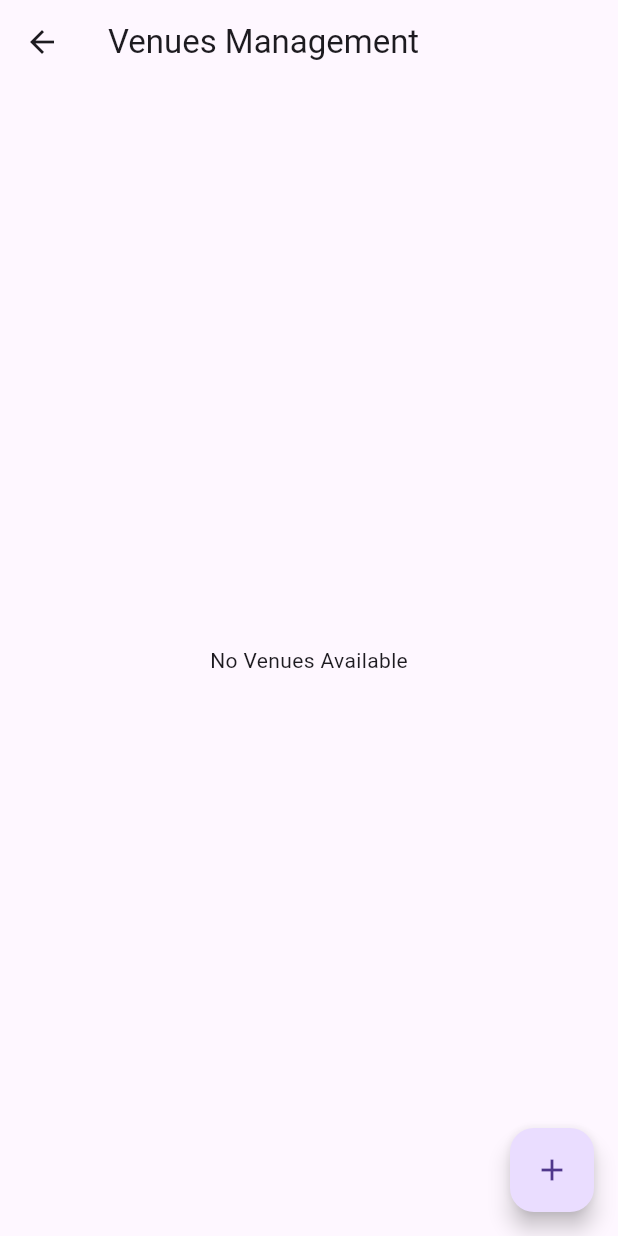
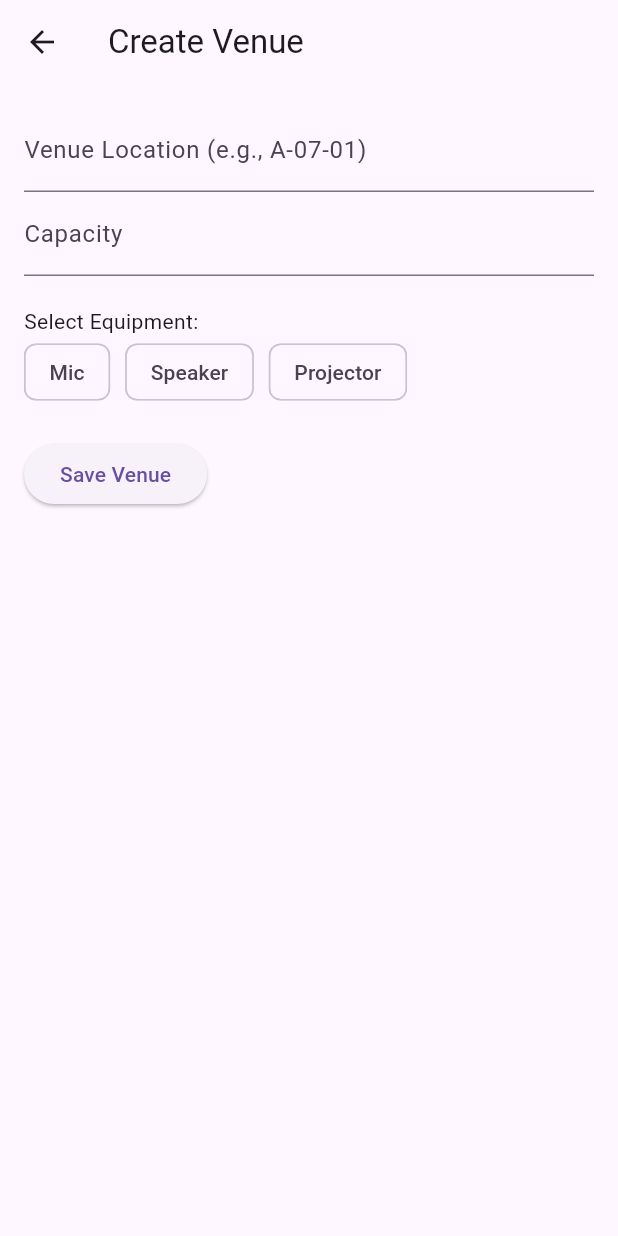
Before and after one commit to Desmond23Y/aphub, a Flutter app: the VenuesManagement screen opened directly, after a tap on the "add" icon, on a phone screen of 412 x 824 dp. Run offline on Flutter 3.47's test engine with Material 3 defaults, Android fonts, the phone set to English and light mode, and no system bars; our stand-ins replace cloud_firestore, firebase_auth, firebase_core; accounts and stored records are empty.

Commit message:
add venues function done by des

```diff
--- /dev/null
+++ b/lib/screens/create_venues.dart
@@ -0,0 +1,125 @@
+import 'package:flutter/material.dart';
+import 'package:cloud_firestore/cloud_firestore.dart';
+
+class CreateVenuePage extends StatefulWidget {
+  const CreateVenuePage({super.key});
+
+  @override
+  CreateVenuePageState createState() => CreateVenuePageState();
+}
+
+class CreateVenuePageState extends State<CreateVenuePage> {
+  final TextEditingController _locationController = TextEditingController();
+  final TextEditingController _capacityController = TextEditingController();
+  final List<String> _selectedEquipment = [];
+
+  final List<String> _availableEquipment = ['Mic', 'Speaker', 'Projector'];
+
+  Future<void> _saveVenue() async {
+    if (!mounted) return; // Ensure widget is still mounted before proceeding
+
+    String location = _locationController.text.trim();
+    String capacityText = _capacityController.text.trim();
+
+    if (location.isEmpty || capacityText.isEmpty) {
+      if (mounted) {
+        ScaffoldMessenger.of(context).showSnackBar(
+          const SnackBar(content: Text("Please fill in all fields")),
+        );
+      }
+      return;
+    }
+
+    int? capacity = int.tryParse(capacityText);
+    if (capacity == null || capacity <= 0) {
+      if (mounted) {
+        ScaffoldMessenger.of(context).showSnackBar(
+          const SnackBar(content: Text("Enter a valid capacity")),
+        );
+      }
+      return;
+    }
+
+    CollectionReference venues =
+        FirebaseFirestore.instance.collection('venues');
+
+    try {
+      DocumentSnapshot venueDoc = await venues.doc(location).get();
+
+      if (!mounted) return; // Check again after async operation
+
+      if (venueDoc.exists) {
+        ScaffoldMessenger.of(context).showSnackBar(
+          const SnackBar(content: Text("Venue already exists!")),
+        );
+        return;
+      }
+
+      await venues.doc(location).set({
+        "name": location,
+        "capacity": capacity,
+        "equipment": _selectedEquipment,
+      });
+
+      if (mounted) {
+        Navigator.pop(context); // Go back after saving
+      }
+    } catch (e) {
+      if (mounted) {
+        ScaffoldMessenger.of(context).showSnackBar(
+          SnackBar(content: Text("Error saving venue: $e")),
+        );
+      }
+    }
+  }
+
+  @override
+  Widget build(BuildContext context) {
+    return Scaffold(
+      appBar: AppBar(title: const Text('Create Venue')),
+      body: Padding(
+        padding: const EdgeInsets.all(16.0),
+        child: Column(
+          crossAxisAlignment: CrossAxisAlignment.start,
+          children: [
+            TextField(
+              controller: _locationController,
+              decoration: const InputDecoration(
+                  labelText: "Venue Location (e.g., A-07-01)"),
+            ),
+            TextField(
+              controller: _capacityController,
+              decoration: const InputDecoration(labelText: "Capacity"),
+              keyboardType: TextInputType.number,
+            ),
+            const SizedBox(height: 20),
+            const Text("Select Equipment:"),
+            Wrap(
+              spacing: 10,
+              children: _availableEquipment.map((equipment) {
+                return FilterChip(
+                  label: Text(equipment),
+                  selected: _selectedEquipment.contains(equipment),
+                  onSelected: (bool selected) {
+                    setState(() {
+                      if (selected) {
+                        _selectedEquipment.add(equipment);
+                      } else {
+                        _selectedEquipment.remove(equipment);
+                      }
+                    });
+                  },
+                );
+              }).toList(),
+            ),
+            const SizedBox(height: 20),
+            ElevatedButton(
+              onPressed: _saveVenue,
+              child: const Text("Save Venue"),
+            ),
+          ],
+        ),
+      ),
+    );
+  }
+}
--- a/lib/screens/venues_management.dart
+++ b/lib/screens/venues_management.dart
@@ -1,5 +1,6 @@
+import 'package:aphub/screens/create_venues.dart';
 import 'package:flutter/material.dart';
-import 'package:firebase_database/firebase_database.dart';
+import 'package:cloud_firestore/cloud_firestore.dart';
 
 class VenuesManagement extends StatefulWidget {
   const VenuesManagement({super.key});
@@ -9,8 +10,8 @@ class VenuesManagement extends StatefulWidget {
 }
 
 class VenuesManagementState extends State<VenuesManagement> {
-  final DatabaseReference _venuesRef =
-      FirebaseDatabase.instance.ref().child("venues");
+  final CollectionReference _venuesRef =
+      FirebaseFirestore.instance.collection("venues");
 
   @override
   Widget build(BuildContext context) {
@@ -18,22 +19,26 @@ class VenuesManagementState extends State<VenuesManagement> {
       appBar: AppBar(
         title: const Text('Venues Management'),
       ),
-      body: StreamBuilder(
-        stream: _venuesRef.onValue,
-        builder: (context, AsyncSnapshot<DatabaseEvent> snapshot) {
-          if (!snapshot.hasData || snapshot.data!.snapshot.value == null) {
+      body: StreamBuilder<QuerySnapshot>(
+        stream: _venuesRef.snapshots(), // Listen to Firestore updates
+        builder: (context, snapshot) {
+          if (snapshot.connectionState == ConnectionState.waiting) {
+            return const Center(child: CircularProgressIndicator());
+          }
+
+          if (!snapshot.hasData || snapshot.data!.docs.isEmpty) {
             return const Center(child: Text("No Venues Available"));
           }
 
-          Map<dynamic, dynamic> venues =
-              Map<dynamic, dynamic>.from(snapshot.data!.snapshot.value as Map);
-          List<MapEntry<dynamic, dynamic>> venueList = venues.entries.toList();
+          List<QueryDocumentSnapshot> venues = snapshot.data!.docs;
 
           return ListView.builder(
-            itemCount: venueList.length,
+            itemCount: venues.length,
             itemBuilder: (context, index) {
-              String venueKey = venueList[index].key;
-              Map venueData = venueList[index].value;
+              var venue = venues[index];
+              String venueId = venue.id;
+              Map<String, dynamic> venueData =
+                  venue.data() as Map<String, dynamic>;
 
               return Card(
                 child: ListTile(
@@ -45,13 +50,13 @@ class VenuesManagementState extends State<VenuesManagement> {
                       IconButton(
                         icon: const Icon(Icons.edit),
                         onPressed: () {
-                          _editVenue(venueKey, venueData);
+                          _editVenue(venueId, venueData);
                         },
                       ),
                       IconButton(
                         icon: const Icon(Icons.delete, color: Colors.red),
                         onPressed: () {
-                          _deleteVenue(venueKey);
+                          _deleteVenue(venueId);
                         },
                       ),
                     ],
@@ -69,15 +74,18 @@ class VenuesManagementState extends State<VenuesManagement> {
     );
   }
 
-  void _editVenue(String venueKey, Map venueData) {
+  void _editVenue(String venueId, Map<String, dynamic> venueData) {
     // Navigate to Edit Venue Page (To be implemented)
   }
 
-  void _deleteVenue(String venueKey) {
-    _venuesRef.child(venueKey).remove();
+  void _deleteVenue(String venueId) {
+    _venuesRef.doc(venueId).delete();
   }
 
   void _createVenue() {
-    // Navigate to Create Venue Page (To be implemented)
+    Navigator.push(
+      context,
+      MaterialPageRoute(builder: (context) => const CreateVenuePage()),
+    );
   }
 }
```
